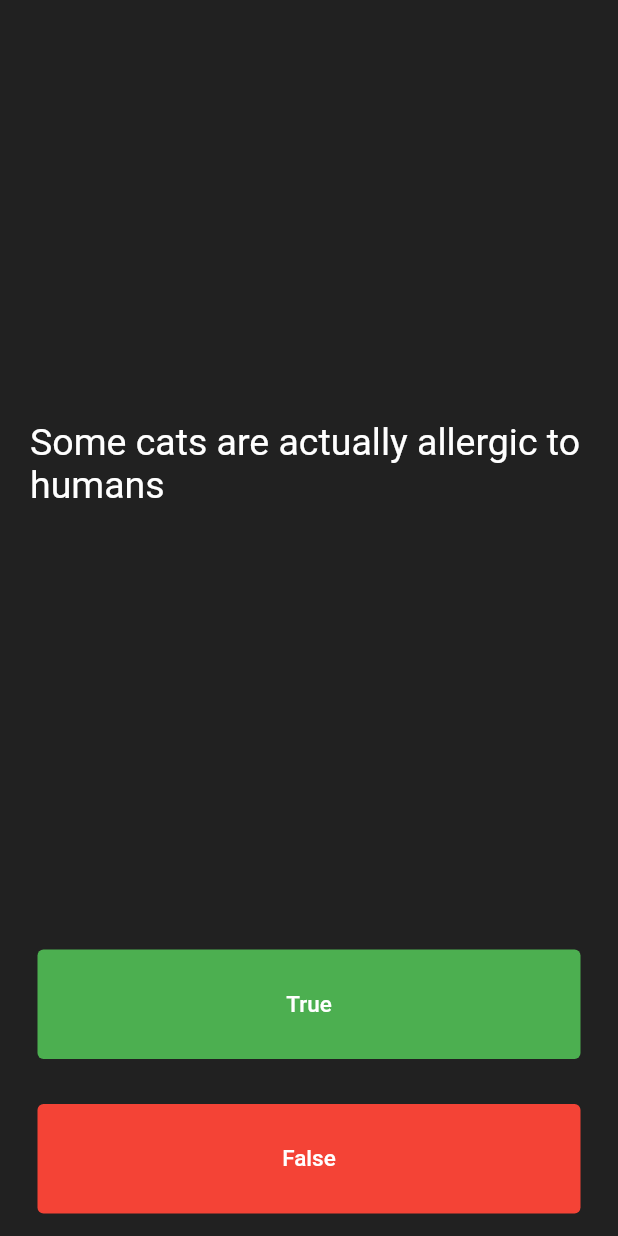
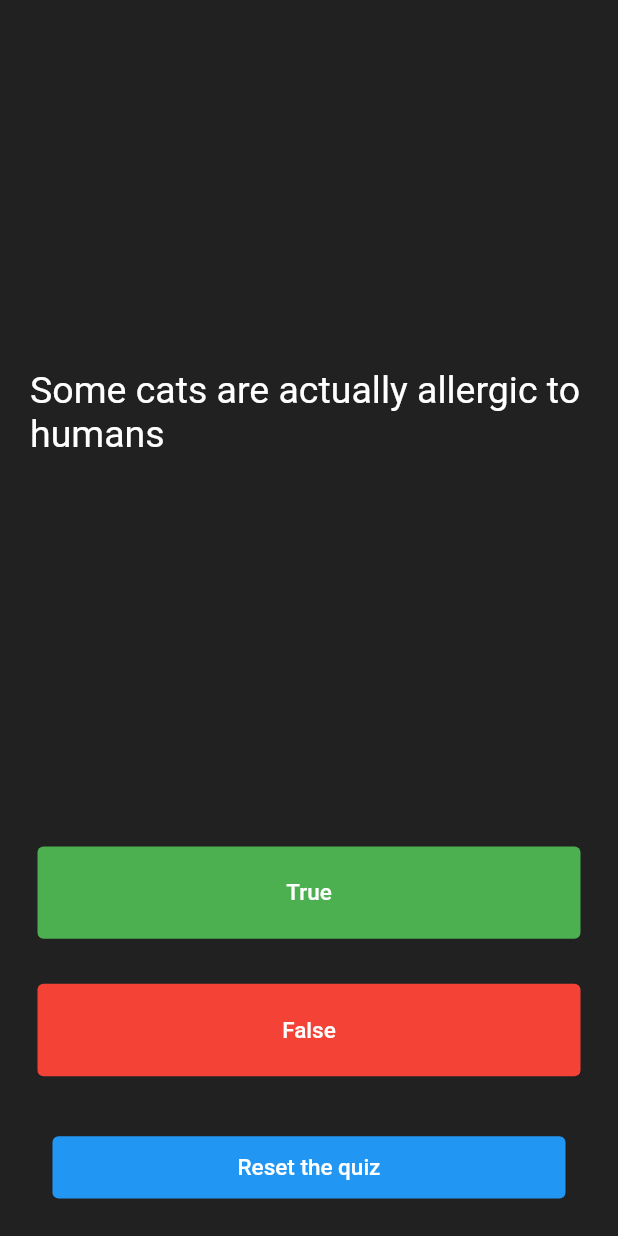
Before and after one commit to 1amSumit/quiz-app-flutter, a Flutter app: the screen it shows after launch, on a phone screen of 412 x 824 dp. Run offline on Flutter 3.47's test engine with Material 2 defaults, Android fonts, the phone set to English and light mode, and no system bars.

Commit message:
classes and objects

```diff
--- a/lib/main.dart
+++ b/lib/main.dart
@@ -56,6 +56,11 @@ class _QuizState extends State<Quiz> {
     }
   }
 
+  void reset() {
+    scoreCard = [];
+    currentIndex = 0;
+  }
+
   void getNextQuestion() {
     setState(() {
       bool userCorrect = isCorrect();
@@ -77,6 +82,7 @@ class _QuizState extends State<Quiz> {
 
       if (currentIndex == questionBank.questions.length - 1) {
         currentIndex = 0;
+        reset();
       } else {
         currentIndex += 1;
       }
@@ -143,6 +149,23 @@ class _QuizState extends State<Quiz> {
             ),
           ),
         ),
+        Expanded(
+          child: Padding(
+            padding: EdgeInsets.all(25),
+            child: TextButton(
+              onPressed: () {
+                reset();
+              },
+              child: Text(
+                "Reset the quiz",
+                style: TextStyle(fontSize: 15, color: Colors.white),
+              ),
+              style: ButtonStyle(
+                backgroundColor: MaterialStateProperty.all<Color>(Colors.blue),
+              ),
+            ),
+          ),
+        ),
         Row(
           children: scoreCard,
         ),
```
